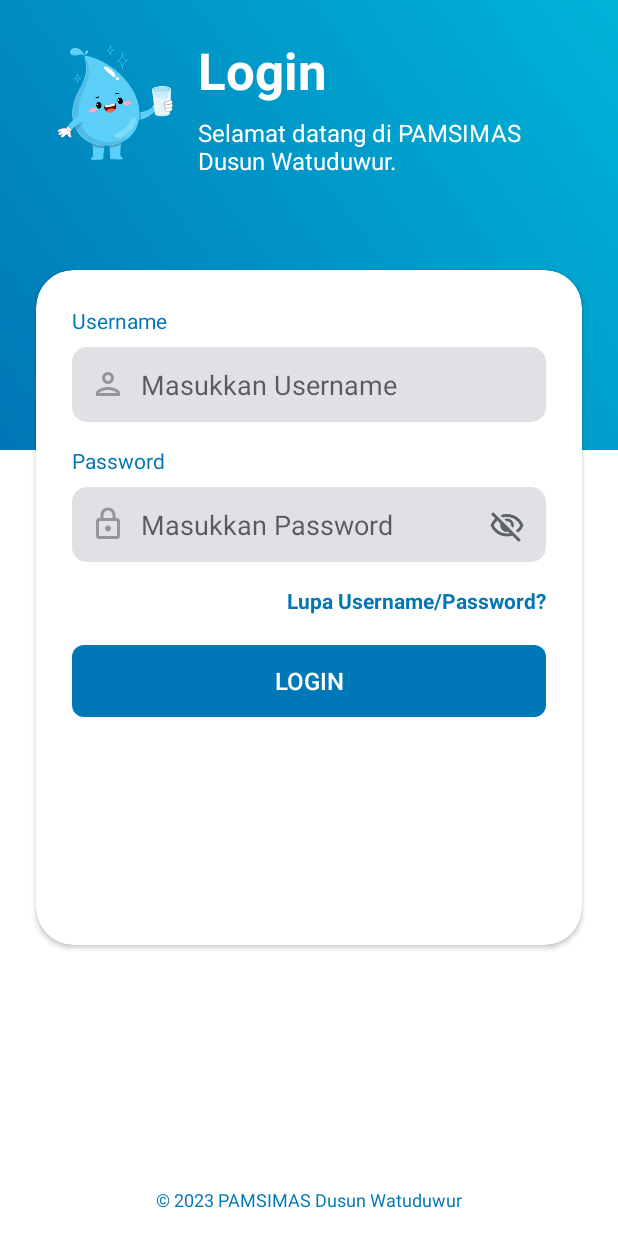
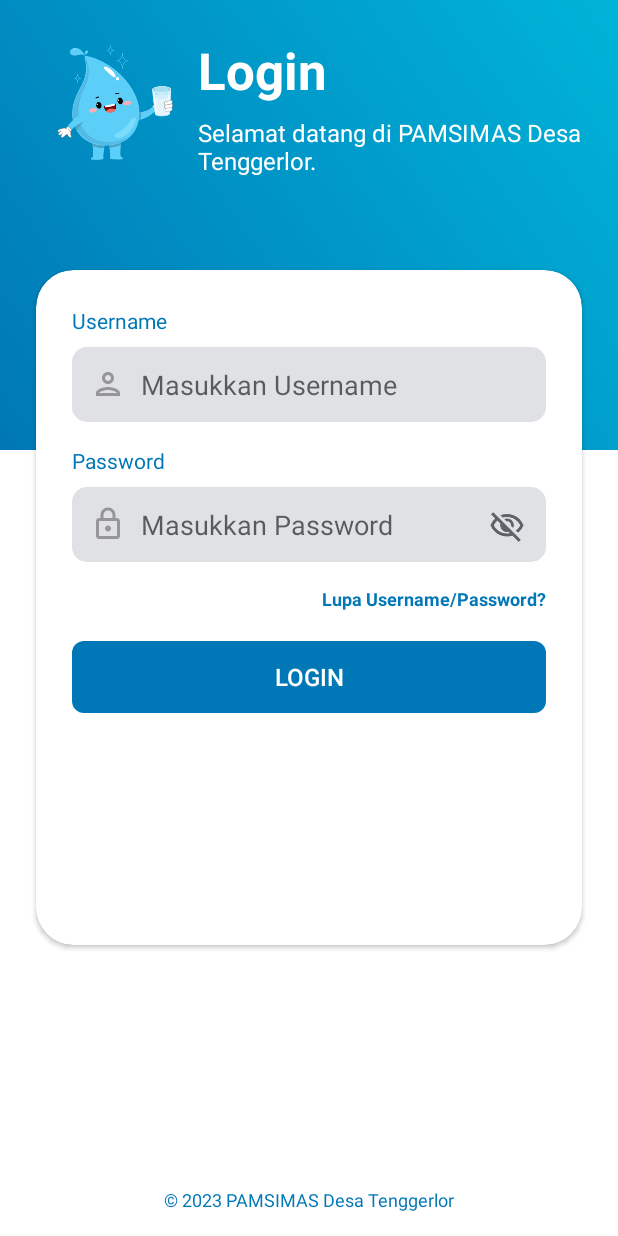
Before and after one commit to mazkama/pamsimas_mobile, an Android app built with Jetpack Compose: the screen it shows after launch (LoginActivity), on a phone screen of 412 x 824 dp. Run offline under Robolectric (Android 15) with nearby library versions, the phone set to English and light mode, and no system bars.

Commit message:
Memperbarui text salah

```diff
--- a/app/src/main/java/ahmat/dafa/pamsimas/pelanggan/fragment/BerandaPelangganFragment.kt
+++ b/app/src/main/java/ahmat/dafa/pamsimas/pelanggan/fragment/BerandaPelangganFragment.kt
@@ -69,7 +69,7 @@ class BerandaPelangganFragment : Fragment() {
         val id_pelanggan = sharedPreferences.getString("id", null)
         val nama = sharedPreferences.getString("nama", null)
         b.tvCustomerName.text = "Halo, ${nama}" ?: "Tidak Ditemukan"
-        b.tvCustomerId.text = "ID: PAMS${id_pelanggan}" ?: "-"
+        b.tvCustomerId.text = "ID: PAMS ${id_pelanggan}" ?: "-"
         b.tvWaterStatus.text = "SUMBER SEHAT#${id_pelanggan ?: 0}"
 
         // Jalankan realtime jam
--- a/app/src/main/res/layout/activity_cetak.xml
+++ b/app/src/main/res/layout/activity_cetak.xml
@@ -59,7 +59,7 @@
                 android:layout_width="wrap_content"
                 android:layout_height="wrap_content"
                 android:layout_marginTop="8dp"
-                android:text="Dsn.Watuduwur Ds.Tenggerlor\nKec.Kunjang Kab.Kediri\nTelp: +62 857-8599-5219"
+                android:text="Ds.Tenggerlor\nKec.Kunjang Kab.Kediri\nTelp: +62 857-8599-5219"
                 android:textAlignment="center"
                 android:textColor="#000000"
                 android:textSize="16sp" />
--- a/app/src/main/res/layout/activity_login.xml
+++ b/app/src/main/res/layout/activity_login.xml
@@ -55,7 +55,7 @@
                 android:layout_height="wrap_content"
                 android:layout_marginTop="8dp"
                 android:layout_marginEnd="24dp"
-                android:text="Selamat datang di PAMSIMAS Dusun Watuduwur."
+                android:text="Selamat datang di PAMSIMAS Desa Tenggerlor."
                 android:textColor="#FFFFFF"
                 android:textSize="16sp"
                 app:layout_constraintEnd_toEndOf="parent"
@@ -157,7 +157,7 @@
                 android:focusable="true"
                 android:text="Lupa Username/Password?"
                 android:textColor="@color/colorPrimary"
-                android:textSize="14sp"
+                android:textSize="12sp"
                 android:textStyle="bold" />
 
             <ProgressBar
@@ -191,7 +191,7 @@
         android:layout_width="wrap_content"
         android:layout_height="wrap_content"
         android:layout_marginBottom="16dp"
-        android:text="© 2023 PAMSIMAS Dusun Watuduwur"
+        android:text="© 2023 PAMSIMAS Desa Tenggerlor"
         android:textColor="@color/colorPrimary"
         android:textSize="12sp"
         app:layout_constraintBottom_toBottomOf="parent"
--- a/app/src/main/res/layout/activity_lupa_username_password.xml
+++ b/app/src/main/res/layout/activity_lupa_username_password.xml
@@ -25,7 +25,7 @@
                 android:layout_height="wrap_content"
                 android:text="Lupa Password dan Username"
                 android:textColor="@color/white"
-                android:textSize="22sp"
+                android:textSize="18sp"
                 android:textStyle="bold"
                 app:layout_constraintTop_toTopOf="parent"
                 app:layout_constraintBottom_toBottomOf="parent"
--- a/app/src/main/res/layout/fragment_beranda_pelanggan.xml
+++ b/app/src/main/res/layout/fragment_beranda_pelanggan.xml
@@ -126,7 +126,7 @@
                         android:id="@+id/tvMonth"
                         android:layout_width="match_parent"
                         android:layout_height="wrap_content"
-                        android:text="Tagihan Bulan Ini"
+                        android:text="Tagihan Terbaru"
                         android:textColor="@color/black"
                         android:textSize="16sp"
                         android:textStyle="bold" />
```
Also changed, not shown: 1 other file.
